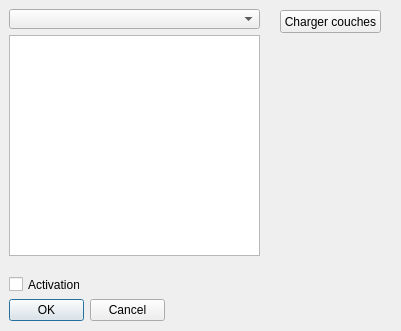
Old version of the form fFGH_dialog_base.ui in the repository RobinPrest/cFGH.
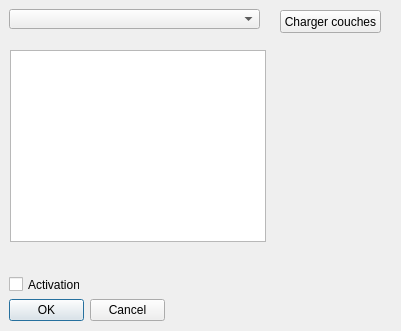
New version of the form.

Commit message: fin du plugin

The edit to the form file:
```diff
--- a/fFGH_dialog_base.ui
+++ b/fFGH_dialog_base.ui
@@ -29,16 +29,6 @@
     <set>QDialogButtonBox::Cancel|QDialogButtonBox::Ok</set>
    </property>
   </widget>
-  <widget class="QTextBrowser" name="txtbroZone">
-   <property name="geometry">
-    <rect>
-     <x>9</x>
-     <y>35</y>
-     <width>251</width>
-     <height>221</height>
-    </rect>
-   </property>
-  </widget>
   <widget class="QCheckBox" name="cbActivate">
    <property name="geometry">
     <rect>
@@ -75,6 +65,16 @@
     <string>Charger couches</string>
    </property>
   </widget>
+  <widget class="QListWidget" name="lwFields">
+   <property name="geometry">
+    <rect>
+     <x>10</x>
+     <y>50</y>
+     <width>256</width>
+     <height>192</height>
+    </rect>
+   </property>
+  </widget>
  </widget>
  <resources/>
  <connections>
```
The commit also changes 2 other files.
